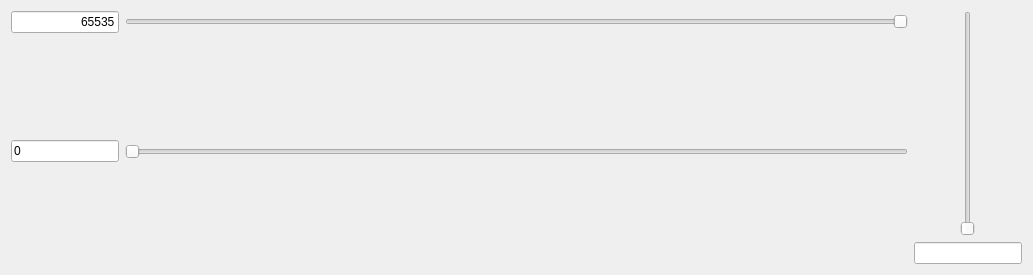
First picture: the form in cpp/HistogramWidget.ui, repository erikhvatum/RisWidget, before the edit.
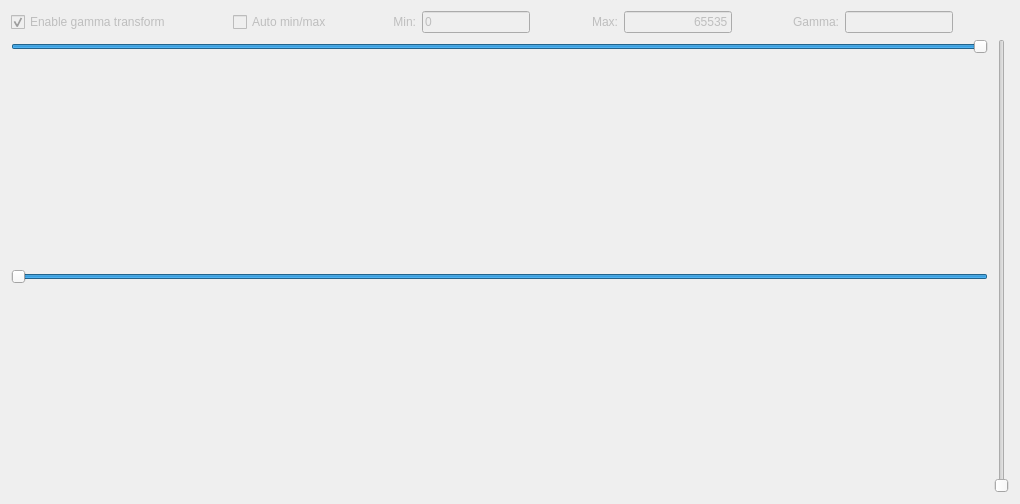
Second picture: the form after the edit.

Commit message: Add auto min/max checkbox and associated functionality. Change histogram layout so that min/max widgets span entire histogram width. Enable/disable/readonly histogram widgets based on whether image is open, gamma transform is turned on, and auto min/max is enabled.

Patch:
```diff
--- a/cpp/HistogramWidget.ui
+++ b/cpp/HistogramWidget.ui
@@ -6,96 +6,251 @@
    <rect>
     <x>0</x>
     <y>0</y>
-    <width>1033</width>
-    <height>275</height>
+    <width>1020</width>
+    <height>504</height>
    </rect>
   </property>
   <property name="windowTitle">
    <string>Form</string>
   </property>
-  <layout class="QHBoxLayout" name="horizontalLayout">
+  <layout class="QVBoxLayout" name="verticalLayout">
    <item>
-    <layout class="QVBoxLayout" name="m_leftVerticalLayout">
+    <layout class="QHBoxLayout" name="m_topHorizontalLayout">
      <item>
-      <layout class="QHBoxLayout" name="m_topHorizontalLayout">
-       <property name="sizeConstraint">
-        <enum>QLayout::SetDefaultConstraint</enum>
+      <widget class="QCheckBox" name="m_gtpEnableCheckBox">
+       <property name="enabled">
+        <bool>false</bool>
        </property>
-       <item>
-        <widget class="QLineEdit" name="m_gtpMaxEdit">
-         <property name="sizePolicy">
-          <sizepolicy hsizetype="Minimum" vsizetype="Fixed">
-           <horstretch>0</horstretch>
-           <verstretch>0</verstretch>
-          </sizepolicy>
-         </property>
-         <property name="inputMask">
-          <string>00000</string>
-         </property>
-         <property name="text">
-          <string>65535</string>
-         </property>
-         <property name="maxLength">
-          <number>5</number>
-         </property>
-         <property name="alignment">
-          <set>Qt::AlignRight|Qt::AlignTrailing|Qt::AlignVCenter</set>
-         </property>
-        </widget>
-       </item>
+       <property name="text">
+        <string>Enable gamma transform</string>
+       </property>
+       <property name="checked">
+        <bool>true</bool>
+       </property>
+      </widget>
+     </item>
+     <item>
+      <spacer name="m_topHorizontalLayoutSpacer0">
+       <property name="orientation">
+        <enum>Qt::Horizontal</enum>
+       </property>
+       <property name="sizeHint" stdset="0">
+        <size>
+         <width>40</width>
+         <height>20</height>
+        </size>
+       </property>
+      </spacer>
+     </item>
+     <item>
+      <widget class="QCheckBox" name="m_gtpAutoMinMaxCheckBox">
+       <property name="enabled">
+        <bool>false</bool>
+       </property>
+       <property name="sizePolicy">
+        <sizepolicy hsizetype="Fixed" vsizetype="Fixed">
+         <horstretch>0</horstretch>
+         <verstretch>0</verstretch>
+        </sizepolicy>
+       </property>
+       <property name="text">
+        <string>Auto min/max</string>
+       </property>
+      </widget>
+     </item>
+     <item>
+      <spacer name="m_topHorizontalLayoutSpacer1">
+       <property name="orientation">
+        <enum>Qt::Horizontal</enum>
+       </property>
+       <property name="sizeHint" stdset="0">
+        <size>
+         <width>40</width>
+         <height>20</height>
+        </size>
+       </property>
+      </spacer>
+     </item>
+     <item>
+      <widget class="QLabel" name="m_gtpMinEditLabel">
+       <property name="enabled">
+        <bool>false</bool>
+       </property>
+       <property name="text">
+        <string>Min:</string>
+       </property>
+       <property name="alignment">
+        <set>Qt::AlignRight|Qt::AlignTrailing|Qt::AlignVCenter</set>
+       </property>
+       <property name="buddy">
+        <cstring>m_gtpMinEdit</cstring>
+       </property>
+      </widget>
+     </item>
+     <item>
+      <widget class="QLineEdit" name="m_gtpMinEdit">
+       <property name="enabled">
+        <bool>false</bool>
+       </property>
+       <property name="sizePolicy">
+        <sizepolicy hsizetype="Maximum" vsizetype="Fixed">
+         <horstretch>0</horstretch>
+         <verstretch>0</verstretch>
+        </sizepolicy>
+       </property>
+       <property name="minimumSize">
+        <size>
+         <width>0</width>
+         <height>0</height>
+        </size>
+       </property>
+       <property name="inputMask">
+        <string>00000</string>
+       </property>
+       <property name="text">
+        <string>0</string>
+       </property>
+       <property name="maxLength">
+        <number>5</number>
+       </property>
+       <property name="clearButtonEnabled">
+        <bool>false</bool>
+       </property>
+      </widget>
+     </item>
+     <item>
+      <spacer name="m_topHorizontalLayoutSpacer2">
+       <property name="orientation">
+        <enum>Qt::Horizontal</enum>
+       </property>
+       <property name="sizeHint" stdset="0">
+        <size>
+         <width>40</width>
+         <height>20</height>
+        </size>
+       </property>
+      </spacer>
+     </item>
+     <item>
+      <widget class="QLabel" name="m_gtpMaxEditLabel">
+       <property name="enabled">
+        <bool>false</bool>
+       </property>
+       <property name="text">
+        <string>Max:</string>
+       </property>
+       <property name="alignment">
+        <set>Qt::AlignRight|Qt::AlignTrailing|Qt::AlignVCenter</set>
+       </property>
+       <property name="buddy">
+        <cstring>m_gtpMaxEdit</cstring>
+       </property>
+      </widget>
+     </item>
+     <item>
+      <widget class="QLineEdit" name="m_gtpMaxEdit">
+       <property name="enabled">
+        <bool>false</bool>
+       </property>
+       <property name="sizePolicy">
+        <sizepolicy hsizetype="Maximum" vsizetype="Fixed">
+         <horstretch>0</horstretch>
+         <verstretch>0</verstretch>
+        </sizepolicy>
+       </property>
+       <property name="inputMask">
+        <string>00000</string>
+       </property>
+       <property name="text">
+        <string>65535</string>
+       </property>
+       <property name="maxLength">
+        <number>5</number>
+       </property>
+       <property name="alignment">
+        <set>Qt::AlignRight|Qt::AlignTrailing|Qt::AlignVCenter</set>
+       </property>
+      </widget>
+     </item>
+     <item>
+      <spacer name="m_topHorizontalLayoutSpacer3">
+       <property name="orientation">
+        <enum>Qt::Horizontal</enum>
+       </property>
+       <property name="sizeHint" stdset="0">
+        <size>
+         <width>40</width>
+         <height>20</height>
+        </size>
+       </property>
+      </spacer>
+     </item>
+     <item>
+      <widget class="QLabel" name="m_gtpGammaEditLabel">
+       <property name="enabled">
+        <bool>false</bool>
+       </property>
+       <property name="text">
+        <string>Gamma:</string>
+       </property>
+       <property name="alignment">
+        <set>Qt::AlignRight|Qt::AlignTrailing|Qt::AlignVCenter</set>
+       </property>
+       <property name="buddy">
+        <cstring>m_gtpGammaEdit</cstring>
+       </property>
+      </widget>
+     </item>
+     <item>
+      <widget class="QLineEdit" name="m_gtpGammaEdit">
+       <property name="enabled">
+        <bool>false</bool>
+       </property>
+       <property name="sizePolicy">
+        <sizepolicy hsizetype="Maximum" vsizetype="Fixed">
+         <horstretch>0</horstretch>
+         <verstretch>0</verstretch>
+        </sizepolicy>
+       </property>
+      </widget>
+     </item>
+     <item>
+      <spacer name="m_topHorizontalLayoutSpacer4">
+       <property name="orientation">
+        <enum>Qt::Horizontal</enum>
+       </property>
+       <property name="sizeHint" stdset="0">
+        <size>
+         <width>40</width>
+         <height>20</height>
+        </size>
+       </property>
+      </spacer>
+     </item>
+    </layout>
+   </item>
+   <item>
+    <layout class="QHBoxLayout" name="m_bottomHorizontalLayout">
+     <item>
+      <layout class="QVBoxLayout" name="m_bottomLeftVerticalLayout">
        <item>
         <widget class="QSlider" name="m_gtpMaxSlider">
          <property name="maximum">
           <number>65535</number>
          </property>
+         <property name="value">
+          <number>65535</number>
+         </property>
          <property name="orientation">
           <enum>Qt::Horizontal</enum>
-         </property>
-         <property name="invertedAppearance">
-          <bool>true</bool>
-         </property>
-        </widget>
-       </item>
-      </layout>
-     </item>
-     <item>
-      <layout class="QHBoxLayout" name="m_midHorizontalLayout"/>
-     </item>
-     <item>
-      <layout class="QHBoxLayout" name="m_botHorizontalLayout">
-       <property name="sizeConstraint">
-        <enum>QLayout::SetDefaultConstraint</enum>
-       </property>
-       <item>
-        <widget class="QLineEdit" name="m_gtpMinEdit">
-         <property name="sizePolicy">
-          <sizepolicy hsizetype="Fixed" vsizetype="Fixed">
-           <horstretch>0</horstretch>
-           <verstretch>0</verstretch>
-          </sizepolicy>
-         </property>
-         <property name="minimumSize">
-          <size>
-           <width>0</width>
-           <height>0</height>
-          </size>
-         </property>
-         <property name="inputMask">
-          <string>00000</string>
-         </property>
-         <property name="text">
-          <string>0</string>
-         </property>
-         <property name="maxLength">
-          <number>5</number>
-         </property>
-         <property name="clearButtonEnabled">
-          <bool>false</bool>
          </property>
         </widget>
        </item>
        <item>
         <widget class="QSlider" name="m_gtpMinSlider">
+         <property name="enabled">
+          <bool>true</bool>
+         </property>
          <property name="sizePolicy">
           <sizepolicy hsizetype="Expanding" vsizetype="Minimum">
            <horstretch>0</horstretch>
@@ -105,70 +260,29 @@
          <property name="maximum">
           <number>65535</number>
          </property>
-         <property name="orientation">
-          <enum>Qt::Horizontal</enum>
+         <property name="value">
+          <number>65535</number>
          </property>
-        </widget>
-       </item>
-      </layout>
-     </item>
-    </layout>
-   </item>
-   <item>
-    <layout class="QVBoxLayout" name="m_rightVerticalLayout">
-     <item>
-      <layout class="QHBoxLayout" name="horizontalLayout_2">
-       <item>
-        <spacer name="horizontalSpacer">
          <property name="orientation">
           <enum>Qt::Horizontal</enum>
          </property>
-         <property name="sizeType">
-          <enum>QSizePolicy::Minimum</enum>
+         <property name="invertedAppearance">
+          <bool>true</bool>
          </property>
-         <property name="sizeHint" stdset="0">
-          <size>
-           <width>5</width>
-           <height>20</height>
-          </size>
-         </property>
-        </spacer>
-       </item>
-       <item>
-        <widget class="QSlider" name="m_gtpGammaSlider">
-         <property name="maximum">
-          <number>9999</number>
-         </property>
-         <property name="orientation">
-          <enum>Qt::Vertical</enum>
-         </property>
         </widget>
        </item>
-       <item>
-        <spacer name="horizontalSpacer_2">
-         <property name="orientation">
-          <enum>Qt::Horizontal</enum>
-         </property>
-         <property name="sizeType">
-          <enum>QSizePolicy::Minimum</enum>
-         </property>
-         <property name="sizeHint" stdset="0">
-          <size>
-           <width>5</width>
-           <height>20</height>
-          </size>
-         </property>
-        </spacer>
-       </item>
       </layout>
      </item>
      <item>
-      <widget class="QLineEdit" name="m_gtpGammaEdit">
-       <property name="sizePolicy">
-        <sizepolicy hsizetype="Minimum" vsizetype="Fixed">
-         <horstretch>0</horstretch>
-         <verstretch>0</verstretch>
-        </sizepolicy>
+      <widget class="QSlider" name="m_gtpGammaSlider">
+       <property name="maximum">
+        <number>999999</number>
+       </property>
+       <property name="pageStep">
+        <number>10000</number>
+       </property>
+       <property name="orientation">
+        <enum>Qt::Vertical</enum>
        </property>
       </widget>
      </item>
```
Left out of the diff: 43 changed lines with no effect on the pictures. The commit also changes 8 other files.
